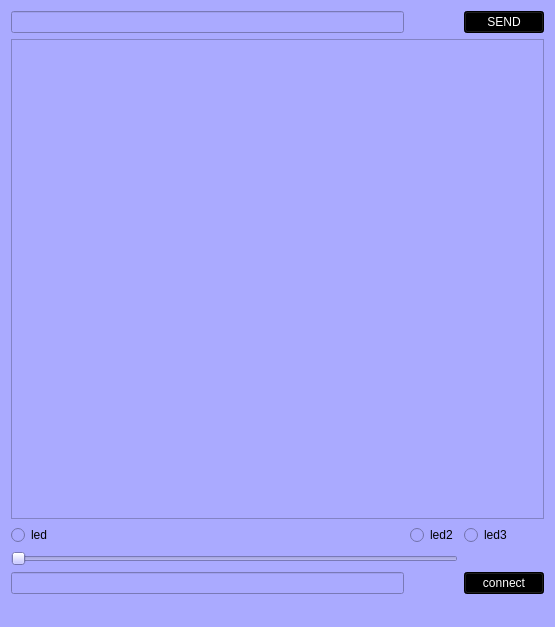
First picture: the form in komunikacja_z_esp8266/mainwindow.ui, repository cyniu88/QT_kurs, before the edit.
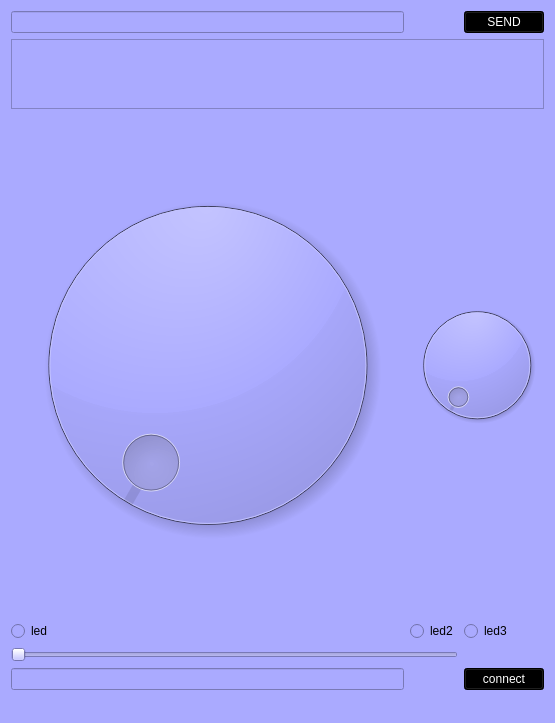
Second picture: the form after the edit.

Diff of the .ui file:
```diff
--- a/komunikacja_z_esp8266/mainwindow.ui
+++ b/komunikacja_z_esp8266/mainwindow.ui
@@ -21,34 +21,34 @@
     <string notr="true"/>
    </property>
    <layout class="QGridLayout" name="gridLayout_2">
-    <item row="3" column="0" colspan="2">
+    <item row="4" column="0" colspan="2">
      <widget class="QSlider" name="horizontalSlider">
       <property name="orientation">
        <enum>Qt::Horizontal</enum>
       </property>
      </widget>
     </item>
-    <item row="2" column="0">
+    <item row="3" column="0">
      <widget class="QRadioButton" name="radioButton">
       <property name="text">
        <string>led</string>
       </property>
      </widget>
     </item>
-    <item row="2" column="1">
+    <item row="3" column="1">
      <widget class="QRadioButton" name="radioButton_2">
       <property name="text">
        <string>led2</string>
       </property>
      </widget>
     </item>
-    <item row="4" column="0">
+    <item row="5" column="0">
      <widget class="QLineEdit" name="ipadress"/>
     </item>
     <item row="0" column="0">
      <widget class="QLineEdit" name="to_send"/>
     </item>
-    <item row="2" column="2">
+    <item row="3" column="2">
      <widget class="QRadioButton" name="radioButton_3">
       <property name="text">
        <string>led3</string>
@@ -58,7 +58,7 @@
     <item row="1" column="0" colspan="3">
      <widget class="QTextEdit" name="response"/>
     </item>
-    <item row="4" column="2">
+    <item row="5" column="2">
      <widget class="QPushButton" name="connect_Button">
       <property name="styleSheet">
        <string notr="true">background-color: rgb(0, 0, 0);
@@ -80,6 +80,26 @@
       </property>
      </widget>
     </item>
+    <item row="2" column="0">
+     <widget class="QDial" name="dial">
+      <property name="minimumSize">
+       <size>
+        <width>0</width>
+        <height>400</height>
+       </size>
+      </property>
+     </widget>
+    </item>
+    <item row="2" column="1" colspan="2">
+     <widget class="QDial" name="dial_2">
+      <property name="minimumSize">
+       <size>
+        <width>0</width>
+        <height>500</height>
+       </size>
+      </property>
+     </widget>
+    </item>
    </layout>
   </widget>
   <widget class="QStatusBar" name="statusBar"/>
```
